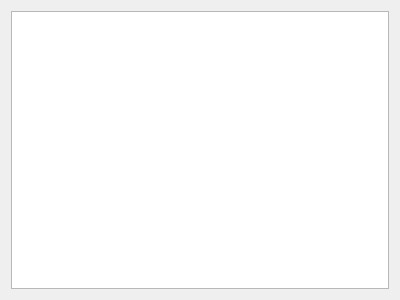
Qt form src/SITVGVisor/sitvgviewer.ui (valezamora/ProyectoEnsamblador) before a commit.
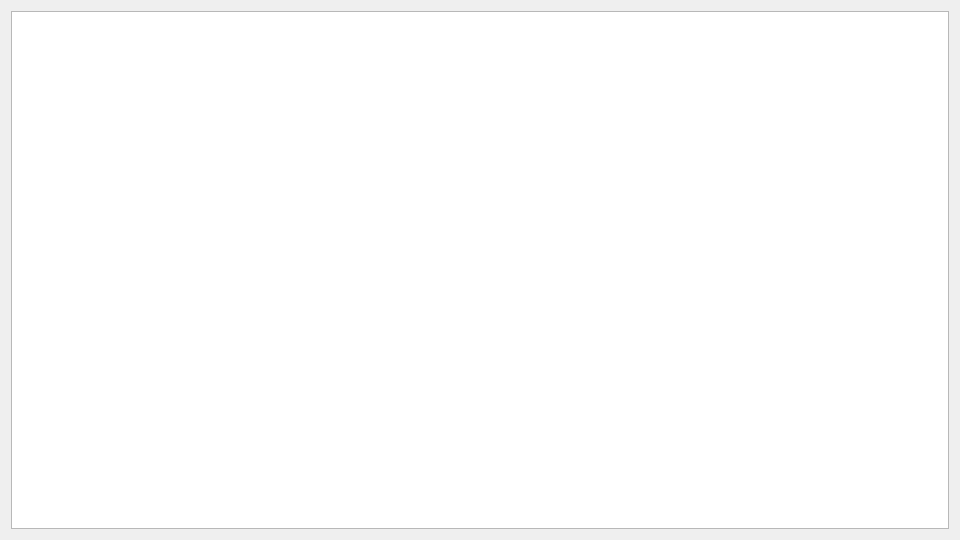
The same form after that commit.

What changed in the file:
```diff
--- a/src/SITVGVisor/sitvgviewer.ui
+++ b/src/SITVGVisor/sitvgviewer.ui
@@ -6,16 +6,36 @@
    <rect>
     <x>0</x>
     <y>0</y>
-    <width>400</width>
-    <height>300</height>
+    <width>960</width>
+    <height>540</height>
    </rect>
   </property>
+  <property name="sizePolicy">
+   <sizepolicy hsizetype="MinimumExpanding" vsizetype="MinimumExpanding">
+    <horstretch>0</horstretch>
+    <verstretch>0</verstretch>
+   </sizepolicy>
+  </property>
   <property name="windowTitle">
    <string>SITVG Viewer</string>
   </property>
   <layout class="QVBoxLayout" name="verticalLayout">
    <item>
-    <widget class="QGraphicsView" name="graphicsView"/>
+    <layout class="QHBoxLayout" name="horizontalLayout">
+     <item>
+      <widget class="QGraphicsView" name="graphicsView">
+       <property name="sizePolicy">
+        <sizepolicy hsizetype="MinimumExpanding" vsizetype="MinimumExpanding">
+         <horstretch>0</horstretch>
+         <verstretch>0</verstretch>
+        </sizepolicy>
+       </property>
+       <property name="dragMode">
+        <enum>QGraphicsView::ScrollHandDrag</enum>
+       </property>
+      </widget>
+     </item>
+    </layout>
    </item>
   </layout>
  </widget>
```
